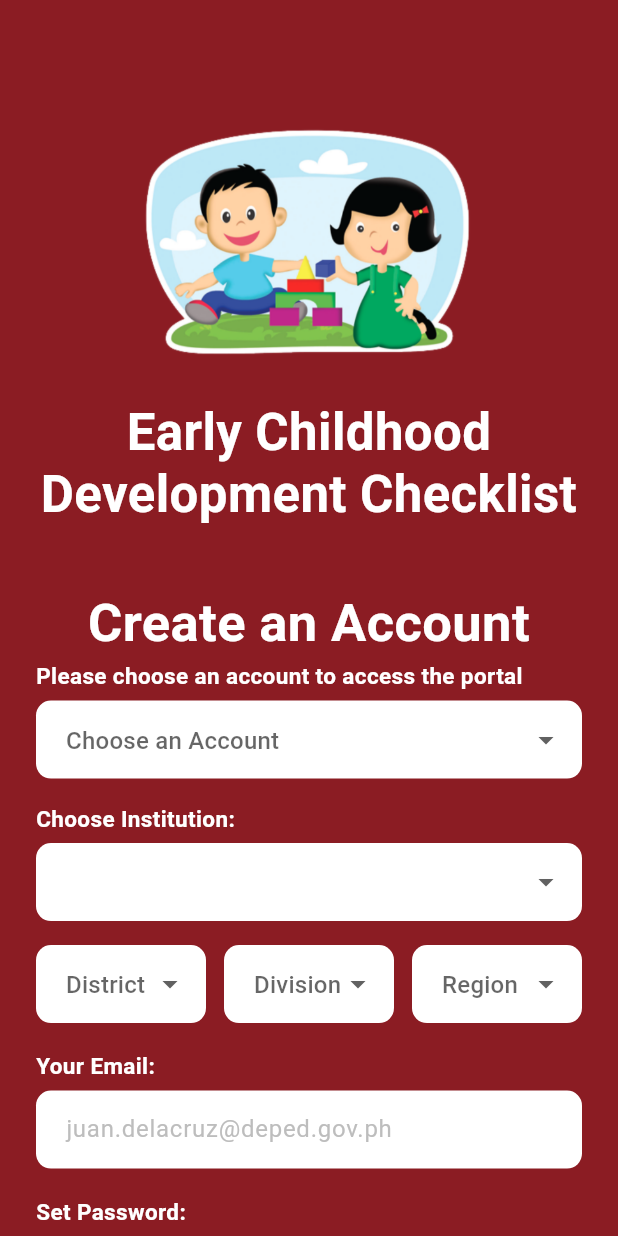
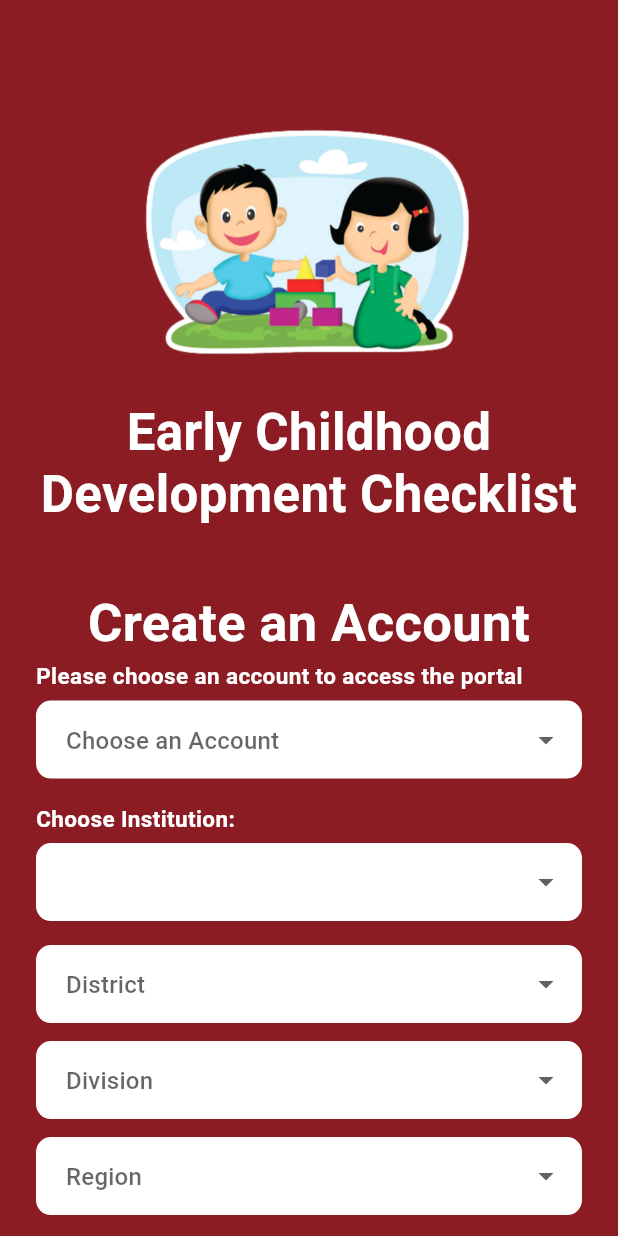
Before and after one commit to aoyesha/eccd, a Flutter app: the screen it shows after launch, on a phone screen of 412 x 824 dp. Run offline on Flutter 3.47's test engine with Material 3 defaults, Android fonts, the phone set to English and light mode, and no system bars; drawn by our look-alikes of auto_size_text; our stand-ins replace get.

Commit message:
fixed overflow

```diff
--- a/lib/view/register_page.dart
+++ b/lib/view/register_page.dart
@@ -325,26 +325,57 @@
             const SizedBox(height:16),
 
           // District, Division, and Region
-          Row(
-            children:[
+          LayoutBuilder(
+            builder: (context, constraints) {
+              // MOBILE → stack vertically
+              if (constraints.maxWidth < 500) {
+                return Column(
+                  children: [
+                    _dropdown(
+                      hint: 'District',
+                      items: district,
+                      value: selectedDistrict,
+                      onChanged: (v) => setState(() => selectedDistrict = v),
+                    ),
+                    const SizedBox(height: 12),
+                    _dropdown(
+                      hint: 'Division',
+                      items: division,
+                      value: selectedDivision,
+                      onChanged: (v) => setState(() => selectedDivision = v),
+                    ),
+                    const SizedBox(height: 12),
+                    _dropdown(
+                      hint: 'Region',
+                      items: region,
+                      value: selectedRegion,
+                      onChanged: (v) => setState(() => selectedRegion = v),
+                    ),
+                  ],
+                );
+              }
+
+              // DESKTOP/TABLET → row
+              return Row(
+                children: [
                   Expanded(
                     child: _dropdown(
-                  hint:'District',
+                      hint: 'District',
                       items: district,
                       value: selectedDistrict,
                       onChanged: (v) => setState(() => selectedDistrict = v),
                     ),
                   ),
-              const SizedBox(width:12),
+                  const SizedBox(width: 12),
                   Expanded(
                     child: _dropdown(
-                  hint:'Division',
+                      hint: 'Division',
                       items: division,
                       value: selectedDivision,
                       onChanged: (v) => setState(() => selectedDivision = v),
                     ),
                   ),
-              const SizedBox(width:12),
+                  const SizedBox(width: 12),
                   Expanded(
                     child: _dropdown(
                       hint: 'Region',
@@ -354,7 +385,10 @@
                     ),
                   ),
                 ],
+              );
+            },
           ),
+
           const SizedBox(height:18),
           // Email
           _label('Your Email:'),
```
Lines whose indentation alone changed are shown as unchanged.
